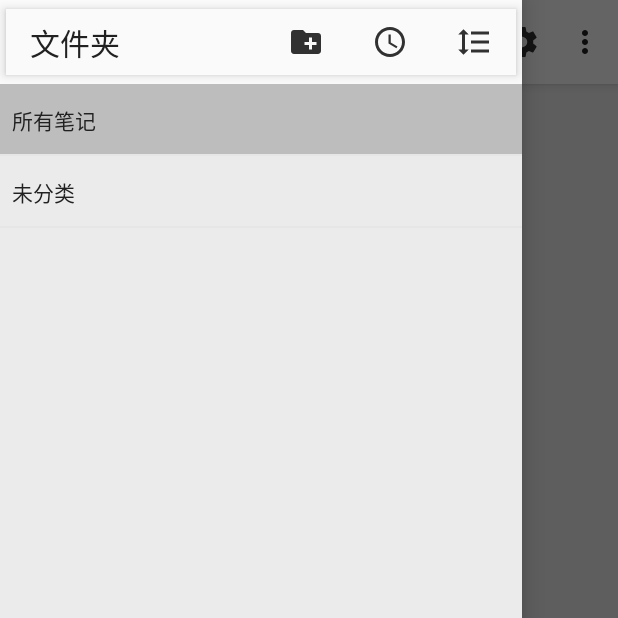
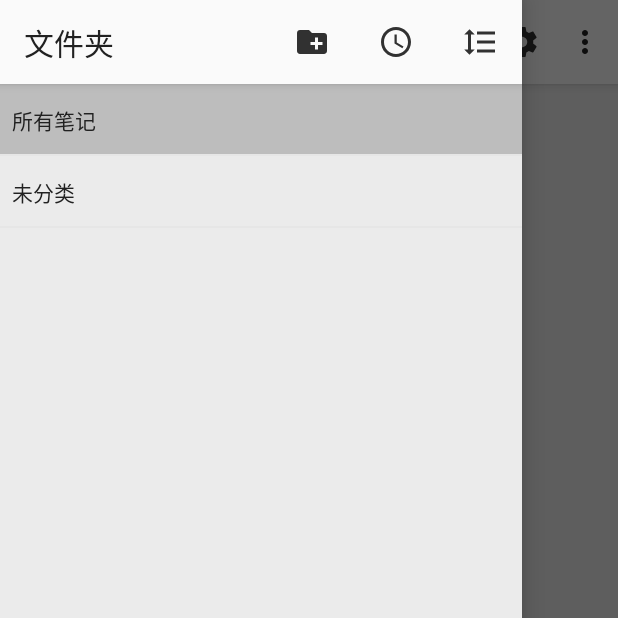
Before and after one commit to morirain/FlowCloud-Note, an Android app: the screen it shows after launch (MainActivity), with the side drawer open, on a phone screen of 412 x 824 dp, the top half of it. Run offline under Robolectric (Android 15) with nearby library versions, the phone set to English and light mode, and no system bars; our stand-ins replace RxJava, data binding; libraries missing offline, so code that uses them is left out: com.blankj.utilcode, com.jaeger.library, com.scwang.smartrefresh, com.squareup.leakcanary, com.yanzhenjie.permission and 10 more; 14 statements that could not run were skipped.

Commit message:
* fix bug

```diff
--- a/flowmemo/src/main/res/layout/drawer_content.xml
+++ b/flowmemo/src/main/res/layout/drawer_content.xml
@@ -26,9 +26,7 @@
             android:layout_height="?android:attr/actionBarSize"
             app:cardBackgroundColor="@color/colorPrimary"
             app:cardCornerRadius="0dp"
-            app:cardElevation="@dimen/cardElevation4dp"
-            app:cardPreventCornerOverlap="false"
-            app:cardUseCompatPadding="true">
+            app:cardElevation="@dimen/cardElevation4dp">
 
             <android.support.constraint.ConstraintLayout
                 android:layout_width="match_parent"
--- a/flowmemo/src/main/res/layout/fragment_memory.xml
+++ b/flowmemo/src/main/res/layout/fragment_memory.xml
@@ -21,8 +21,6 @@
             android:layout_height="0dp"
             app:cardBackgroundColor="@color/colorPrimary"
             app:cardElevation="@dimen/cardElevation64dp"
-            app:cardUseCompatPadding="true"
-            app:cardPreventCornerOverlap="false"
             app:layout_constraintBottom_toBottomOf="parent"
             app:layout_constraintEnd_toEndOf="parent"
             app:layout_constraintStart_toStartOf="parent">
--- a/flowmemo/src/main/res/layout/fragment_notes.xml
+++ b/flowmemo/src/main/res/layout/fragment_notes.xml
@@ -43,8 +43,6 @@
             android:layout_height="48dp"
             app:cardBackgroundColor="@color/colorPrimary"
             app:cardElevation="@dimen/cardElevation64dp"
-            app:cardUseCompatPadding="true"
-            app:cardPreventCornerOverlap="false"
             app:layout_constraintBottom_toBottomOf="parent"
             app:layout_constraintEnd_toEndOf="parent"
             app:layout_constraintStart_toStartOf="parent"
--- a/flowmemo/src/main/res/layout/item_memory.xml
+++ b/flowmemo/src/main/res/layout/item_memory.xml
@@ -19,9 +19,7 @@
         app:cardBackgroundColor="@color/colorNotesItem"
         app:cardCornerRadius="12dp"
         app:cardElevation="@dimen/cardElevation2dp"
-        app:cardMaxElevation="4dp"
-        app:cardPreventCornerOverlap="false"
-        app:cardUseCompatPadding="true">
+        app:cardMaxElevation="4dp">
 
         <TextView
             android:layout_width="match_parent"
--- a/flowmemo/src/main/res/layout/item_notes.xml
+++ b/flowmemo/src/main/res/layout/item_notes.xml
@@ -34,8 +34,6 @@
         app:cardCornerRadius="2dp"
         app:cardElevation="@dimen/cardElevation2dp"
         app:cardMaxElevation="0dp"
-        app:cardPreventCornerOverlap="false"
-        app:cardUseCompatPadding="true"
         app:contentPadding="8dp">
 
         <android.support.constraint.ConstraintLayout
--- a/flowmemo/src/main/res/layout/toolbar_notes_content_bottom.xml
+++ b/flowmemo/src/main/res/layout/toolbar_notes_content_bottom.xml
@@ -5,9 +5,7 @@
     android:layout_width="match_parent"
     android:layout_height="wrap_content"
     app:cardBackgroundColor="@color/colorPrimary"
-    app:cardElevation="@dimen/cardElevation4dp"
-    app:cardPreventCornerOverlap="false"
-    app:cardUseCompatPadding="true">
+    app:cardElevation="@dimen/cardElevation4dp">
 
     <HorizontalScrollView
         android:layout_width="match_parent"
--- a/flowmemo/src/main/res/values/colors.xml
+++ b/flowmemo/src/main/res/values/colors.xml
@@ -1,7 +1,7 @@
 <?xml version="1.0" encoding="utf-8"?>
 <resources>
     <color name="colorPrimary">#fafafa</color>
-    <color name="colorPrimaryDark">#9e9e9e</color>
+    <color name="colorPrimaryDark">#fafafa</color>
     <color name="colorAccent">#009688</color>
 
     <color name="colorBackground">#ebebeb</color>
```
